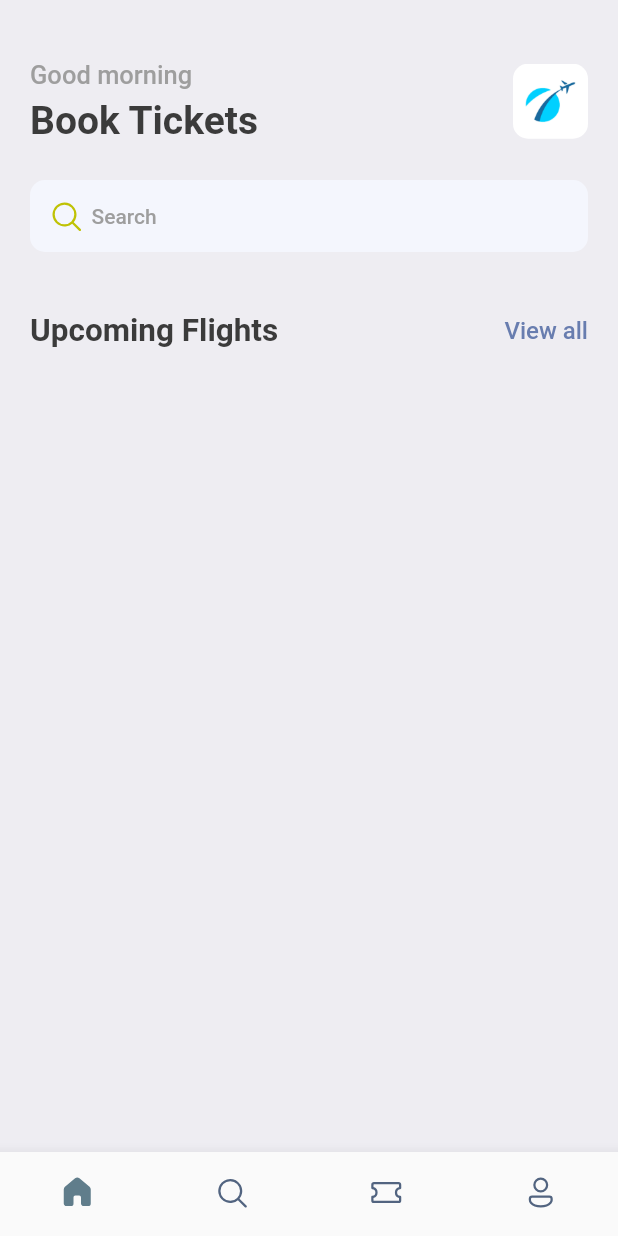
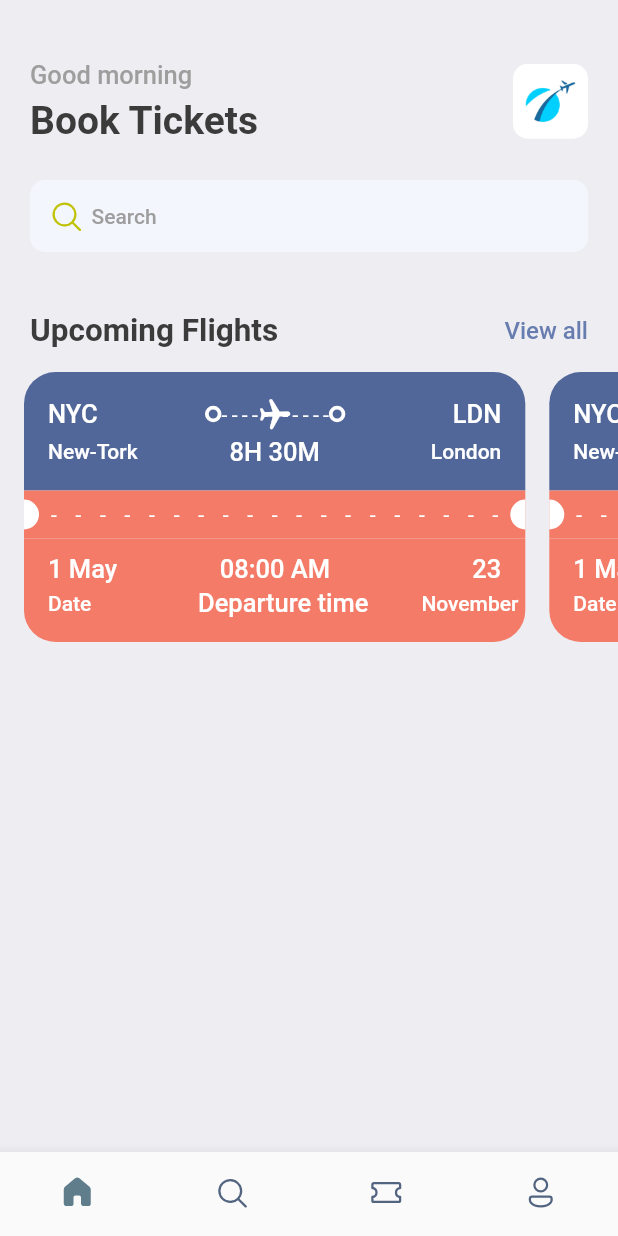
Before and after one commit to mehrdad03/booktickets, a Flutter app: the screen it shows after launch, on a phone screen of 412 x 824 dp. Run offline on Flutter 3.47's test engine with Material 2 defaults, Android fonts, the phone set to English and light mode, and no system bars; our stand-ins replace fluentui_icons, gap.

Commit message:
finish ticket_view.dart

```diff
--- a/lib/screens/home_screen.dart
+++ b/lib/screens/home_screen.dart
@@ -1,3 +1,4 @@
+import 'package:booktickets/screens/ticket_view.dart';
 import 'package:booktickets/utils/app_styles.dart';
 import 'package:fluentui_icons/fluentui_icons.dart';
 import 'package:flutter/cupertino.dart';
@@ -69,8 +70,7 @@ class HomeScreen extends StatelessWidget {
                     children: [
                       Text("Upcoming Flights", style: Styles.headLineStyle2),
                       InkWell(
-                        onTap: (){
-                        },
+                          onTap: () {},
                           child: Text("View all",
                               style: Styles.textStyle.copyWith(color: primary)))
                     ],
@@ -78,7 +78,18 @@ class HomeScreen extends StatelessWidget {
                 ],
               ),
             ),
-          )
+          ),
+          Gap(15),
+         SingleChildScrollView(
+           scrollDirection: Axis.horizontal,
+
+           child: Row(
+             children: [
+               TicketView(),
+               TicketView(),
+             ],
+           ),
+         )
         ],
       ),
     );
--- /dev/null
+++ b/lib/screens/ticket_view.dart
@@ -0,0 +1,243 @@
+import 'package:booktickets/utils/app_layout.dart';
+import 'package:booktickets/utils/app_styles.dart';
+import 'package:booktickets/widgets/thick_container.dart';
+import 'package:flutter/cupertino.dart';
+import 'package:flutter/material.dart';
+import 'package:gap/gap.dart';
+
+class TicketView extends StatelessWidget {
+  const TicketView({Key? key}) : super(key: key);
+
+  @override
+  Widget build(BuildContext context) {
+    final size = AppLayout.getSize(context);
+    return SizedBox(
+      width: size.width*.85,
+      height: 200,
+      child: Container(
+        margin: EdgeInsets.only(left: 16),
+        child: Column(
+          mainAxisSize: MainAxisSize.min,
+          children: [
+            /*showing the blue part of ticket*/
+            Container(
+              decoration: const BoxDecoration(
+                  color: Color(0xFF526799),
+                  borderRadius: BorderRadius.only(
+                      topLeft: Radius.circular(21),
+                      topRight: Radius.circular(21))),
+              padding: const EdgeInsets.all(16),
+              child: Column(
+                children: [
+                  Row(
+                    children: [
+                      Text(
+                        "NYC",
+                        style:
+                            Styles.headLineStyle3.copyWith(color: Colors.white),
+                      ),
+                      /*const Spacer(),*/
+                      Expanded(child: Container()),
+                      ThickContainer(),
+                      Expanded(
+                          child: Stack(
+                        children: [
+                          SizedBox(
+                            height: 24,
+                            child: LayoutBuilder(
+                              builder: (BuildContext context,
+                                  BoxConstraints constraints) {
+                                //print(constraints.constrainWidth());
+                                return Flex(
+                                  direction: Axis.horizontal,
+                                  mainAxisAlignment:
+                                      MainAxisAlignment.spaceBetween,
+                                  mainAxisSize: MainAxisSize.max,
+                                  children: List.generate(
+                                    (constraints.constrainWidth() / 6).floor(),
+                                    (index) => const Text(
+                                      "-",
+                                      style: TextStyle(color: Colors.white),
+                                    ),
+                                  ),
+                                );
+                              },
+                            ),
+                          ),
+                          Center(
+                              child: Transform.rotate(
+                            angle: 1.55,
+                            child: Icon(
+                              Icons.local_airport_rounded,
+                              color: Colors.white,
+                            ),
+                          )),
+                        ],
+                      )),
+                      /* const Spacer(),*/
+                      ThickContainer(),
+                      Expanded(child: Container()),
+                      /*const Spacer(),*/
+                      Text(
+                        "LDN",
+                        style:
+                            Styles.headLineStyle3.copyWith(color: Colors.white),
+                      ),
+                    ],
+                  ),
+                  Gap(3),
+                  Row(
+                    mainAxisAlignment: MainAxisAlignment.spaceBetween,
+                    children: [
+                      SizedBox(
+                          width: 100,
+                          child: Text(
+                            "New-Tork",
+                            style: Styles.headLineStyle4
+                                .copyWith(color: Colors.white),
+                          )),
+                      Text(
+                        "8H 30M",
+                        style:
+                            Styles.headLineStyle3.copyWith(color: Colors.white),
+                      ),
+                      SizedBox(
+                          width: 100,
+                          child: Text(
+                            "London",
+                            textAlign: TextAlign.end,
+                            style: Styles.headLineStyle4
+                                .copyWith(color: Colors.white),
+                          )),
+                    ],
+                  ),
+                ],
+              ),
+            ),
+            /*showing the red part of ticket*/
+            Container(
+              color: Styles.orangeColor,
+              child: Row(
+                children: [
+                  const SizedBox(
+                    height: 20,
+                    width: 10,
+                    child: DecoratedBox(
+                      decoration: BoxDecoration(
+                          color: Colors.white,
+                          borderRadius: BorderRadius.only(
+                              topRight: Radius.circular(10),
+                              bottomRight: Radius.circular(10))),
+                    ),
+                  ),
+                  Expanded(
+                    child: Padding(
+                      padding: const EdgeInsets.all(8.0),
+                      child: LayoutBuilder(
+                        builder:
+                            (BuildContext context, BoxConstraints constraints) {
+                          //print(constraints.constrainWidth());
+                          return Flex(
+                            direction: Axis.horizontal,
+                            mainAxisAlignment: MainAxisAlignment.spaceBetween,
+                            mainAxisSize: MainAxisSize.max,
+                            children: List.generate(
+                              (constraints.constrainWidth() / 15).floor(),
+                              (index) => const Text(
+                                "-",
+                                style: TextStyle(color: Colors.white),
+                              ),
+                            ),
+                          );
+                        },
+                      ),
+                    ),
+                  ),
+                  const SizedBox(
+                    height: 20,
+                    width: 10,
+                    child: DecoratedBox(
+                      decoration: BoxDecoration(
+                          color: Colors.white,
+                          borderRadius: BorderRadius.only(
+                              topLeft: Radius.circular(10),
+                              bottomLeft: Radius.circular(10))),
+                    ),
+                  ),
+                ],
+              ),
+            ),
+            /*showing the bottom part of ticket*/
+            Container(
+              decoration: BoxDecoration(
+                  color: Styles.orangeColor,
+                  borderRadius: const BorderRadius.only(
+                      bottomLeft: Radius.circular(21),
+                      bottomRight: Radius.circular(21))),
+              padding: const EdgeInsets.only(
+                  left: 16, right: 16, top: 10, bottom: 16),
+              child: Column(
+                children: [
+                  Row(
+                    children: [
+                      Text(
+                        "1 May",
+                        style:
+                            Styles.headLineStyle3.copyWith(color: Colors.white),
+                      ),
+                      /*const Spacer(),*/
+                      Expanded(child: Container()),
+                      SizedBox(
+                        width: 100,
+                        child: Text(
+                          "08:00 AM",
+                          style: Styles.headLineStyle3
+                              .copyWith(color: Colors.white),
+                        ),
+                      ),
+                      /* const Spacer(),*/
+
+                      Expanded(child: Container()),
+                      /*const Spacer(),*/
+                      Text(
+                        "23",
+                        style:
+                            Styles.headLineStyle3.copyWith(color: Colors.white),
+                      ),
+                    ],
+                  ),
+                  const Gap(3),
+                  Row(
+                    mainAxisAlignment: MainAxisAlignment.spaceBetween,
+                    children: [
+                      SizedBox(
+                          width: 100,
+                          child: Text(
+                            "Date",
+                            style: Styles.headLineStyle4
+                                .copyWith(color: Colors.white),
+                          )),
+                      Text(
+                        "Departure time",
+                        style:
+                            Styles.headLineStyle3.copyWith(color: Colors.white),
+                      ),
+                      SizedBox(
+                          width: 100,
+                          child: Text(
+                            "November",
+                            textAlign: TextAlign.end,
+                            style: Styles.headLineStyle4
+                                .copyWith(color: Colors.white),
+                          )),
+                    ],
+                  ),
+                ],
+              ),
+            )
+          ],
+        ),
+      ),
+    );
+  }
+}
--- /dev/null
+++ b/lib/utils/app_layout.dart
@@ -0,0 +1,7 @@
+import 'package:flutter/cupertino.dart';
+
+class AppLayout {
+  static getSize(BuildContext context) {
+    return MediaQuery.of(context).size;
+  }
+}
--- a/lib/utils/app_styles.dart
+++ b/lib/utils/app_styles.dart
@@ -6,7 +6,7 @@ class Styles {
   static Color primaryColor = primary;
   static Color textColor = const Color(0xFF3b3b3b);
   static Color bgColor = const Color(0xFFeeedf2);
-  static Color orangeColor = const Color(0xff526799);
+  static Color orangeColor = const Color(0xFFF37B67);
 
   static TextStyle textStyle =
       TextStyle(fontSize: 16, color: textColor, fontWeight: FontWeight.w500);
--- /dev/null
+++ b/lib/widgets/thick_container.dart
@@ -0,0 +1,17 @@
+import 'package:flutter/cupertino.dart';
+import 'package:flutter/material.dart';
+
+class ThickContainer extends StatelessWidget {
+  const ThickContainer({Key? key}) : super(key: key);
+
+  @override
+  Widget build(BuildContext context) {
+    return Container(
+      padding: EdgeInsets.all(3),
+      decoration: BoxDecoration(
+        borderRadius: BorderRadius.circular(20),
+            border: Border.all(width: 2.5,color: Colors.white)
+      ),
+    );
+  }
+}
```
